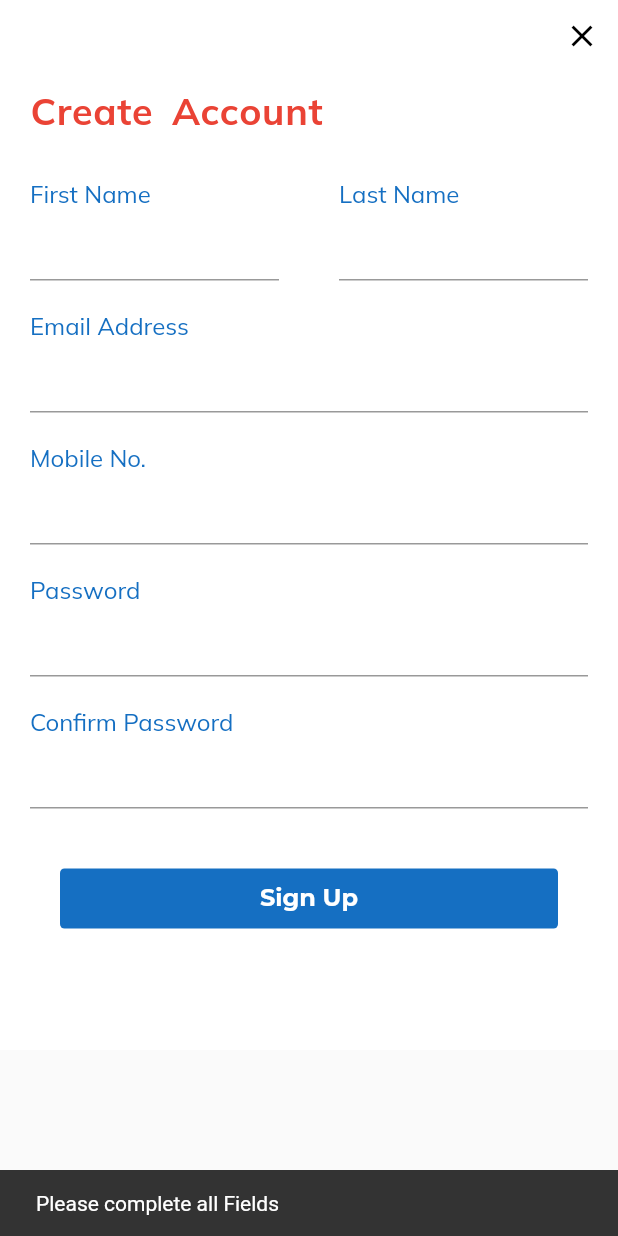
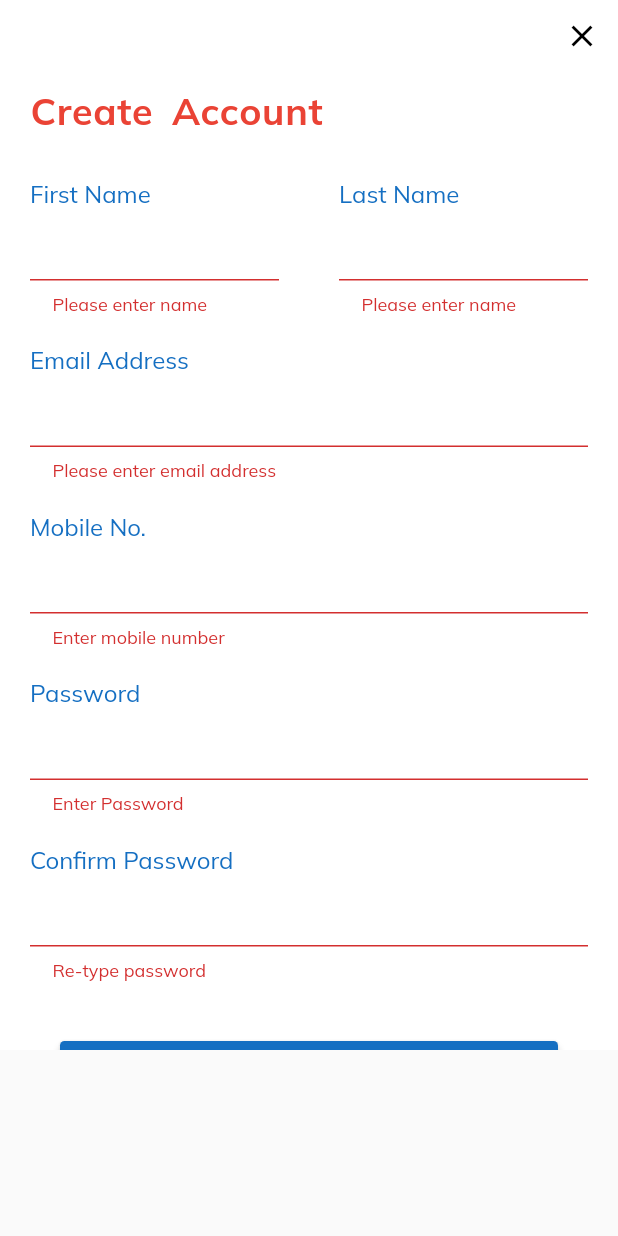
Before and after one commit to Ashutosh101010/revue_web, a Flutter app: the SignUp widget shown alone on an empty page, opened directly, after a tap on "Sign Up", on a phone screen of 412 x 824 dp. Run offline on Flutter 3.47's test engine with Material 2 defaults, Android fonts, the phone set to English and light mode, and no system bars; our stand-ins replace auto_size_text, flutter_swiper, font_awesome_flutter, geolocator, getwidget, google_fonts and 6 more; missing offline and left inert: clipboard, dart:html, dart:js, flutter_animated_dialog, flutter_facebook_auth, hovering and 3 more; accounts and stored records are empty; network calls fail.

```diff
--- a/lib/SignUp.dart
+++ b/lib/SignUp.dart
@@ -1,5 +1,6 @@
 import 'package:flutter/cupertino.dart';
 import 'package:flutter/material.dart';
+import 'package:flutter/services.dart';
 import 'package:webrevue/constants/loading_dialog.dart';
 import 'package:webrevue/model/UserModal.dart';
 import 'package:webrevue/service/Webservice.dart';
@@ -22,7 +23,15 @@ class SignUpState extends State<SignUp> {
   TextEditingController firstNameController = new TextEditingController();
   TextEditingController lastNameController = new TextEditingController();
   TextEditingController mobileNumberController = new TextEditingController();
+  bool emailValidate = false;
+  bool passwordValidate = false;
 
+  bool confirmPasswordValidate = false;
+  bool firstNameValidate = false;
+
+  bool lastNameValidate = false;
+
+  bool mobileNumberValidate = false;
 
 
 
@@ -35,7 +44,7 @@ class SignUpState extends State<SignUp> {
         height: 700,
         width: 420,     color: Colors.white,
         child: ListView(
-          shrinkWrap: true,physics: NeverScrollableScrollPhysics(),
+          shrinkWrap: true,physics: AlwaysScrollableScrollPhysics(),
          children: [
             // Create Account
             Align(alignment: Alignment.topRight,child: IconButton(
@@ -80,7 +89,9 @@ class SignUpState extends State<SignUp> {
                             textInputAction: TextInputAction.next,
                             keyboardType: TextInputType.name,
                             controller: firstNameController,
+                            inputFormatters: [WhitelistingTextInputFormatter(RegExp("[A-Z]"))],
                             decoration: InputDecoration(
+                              errorText: firstNameValidate?'Please enter name':null,
                                 contentPadding: EdgeInsets.only(left: 15),
                                 labelStyle: TextStyle(
                                   color: Colors.black,
@@ -122,6 +133,9 @@ class SignUpState extends State<SignUp> {
                             keyboardType: TextInputType.name,
                             controller: lastNameController,
                             decoration: InputDecoration(
+
+                                errorText: lastNameValidate?'Please enter name':null,
+
                                 contentPadding: EdgeInsets.only(left: 15),
                                 labelStyle: TextStyle(
                                   color: Colors.black,
@@ -152,11 +166,17 @@ class SignUpState extends State<SignUp> {
                           fontStyle: FontStyle.normal,
                           fontSize: 16.0),
                       textAlign: TextAlign.left),
-                  TextField(
+                  TextFormField(
                     textInputAction: TextInputAction.next,
                     keyboardType: TextInputType.emailAddress,
                     controller: emailController,
+                    autovalidateMode: AutovalidateMode.onUserInteraction,
+
+                    validator: (input) => validateEmail(input) ? null : "Check your email",
                     decoration: InputDecoration(
+
+                        errorText: emailValidate?'Please enter email address':null,
+
                         contentPadding: EdgeInsets.only(left: 15),
                         labelStyle: TextStyle(
                           color: Colors.black,
@@ -187,6 +207,9 @@ class SignUpState extends State<SignUp> {
                     keyboardType: TextInputType.phone,
                     controller: mobileNumberController,
                     decoration: InputDecoration(
+
+                        errorText: mobileNumberValidate?'Enter mobile number':null,
+
                         contentPadding: EdgeInsets.only(left: 15),
                         labelStyle: TextStyle(
                           color: Colors.black,
@@ -219,6 +242,9 @@ class SignUpState extends State<SignUp> {
                     controller: passwordController,
                     keyboardType: TextInputType.visiblePassword,
                     decoration: InputDecoration(
+
+                        errorText: passwordValidate?'Enter Password':null,
+
                         contentPadding: EdgeInsets.only(left: 15),
                         labelStyle: TextStyle(
                           color: Colors.black,
@@ -249,12 +275,17 @@ class SignUpState extends State<SignUp> {
                           fontStyle: FontStyle.normal,
                           fontSize: 16.0),
                       textAlign: TextAlign.left),
-                  TextField(
+                  TextFormField(
                     textInputAction: TextInputAction.next,
                     obscureText: true,
                     controller: confirmPasswordController,
                     keyboardType: TextInputType.visiblePassword,
+                    // validator: (_) => confirmPasswordValidate ? 'Enter password' : null,
                     decoration: InputDecoration(
+                        errorText: confirmPasswordValidate?'Re-type password':null,
+                        // errorBorder: OutlineInputBorder(
+                        //   borderSide: BorderSide(color: Colors.red),
+                        // ),
                         contentPadding: EdgeInsets.only(left: 15),
                         labelStyle: TextStyle(
                           color: Colors.black,
@@ -272,28 +303,33 @@ class SignUpState extends State<SignUp> {
             Container(
                 width: 300,height: 40,
                 margin: EdgeInsets.only(left: 40, right: 40, top: 40,bottom: 40),
-                child: FlatButton(
+                child: MaterialButton(
                   shape: RoundedRectangleBorder(
                       borderRadius: BorderRadius.circular(3)),
                   color: ColorClass.blueColor,
                   hoverColor: Colors.blue.shade900,
                   onPressed: (){
+                    validateTextField();
+
                     if(firstNameController.text.isNotEmpty
                         &&lastNameController.text.isNotEmpty
                         &&mobileNumberController.text.isNotEmpty
                     &&passwordController.text.isNotEmpty&&passwordController.text.isNotEmpty
                     &&emailController.text.isNotEmpty){
 
+
+
                       if(passwordController.text==confirmPasswordController.text){
                         signUpRequest();
                       }else{
-                        Scaffold.of(context).showSnackBar(SnackBar(content: Text("Enter Same Password")));
+                        displayAlertDialog(context,title: "Create Account",content: "Enter Same Password");
                       }
 
-                    }else{
-                      Scaffold.of(context).showSnackBar(SnackBar(content: Text("Please complete all Fields")));
-
                     }
+                    // else{
+                    //   displayAlertDialog(context,title: "Create Account",content: "Please complete all Fields");
+                    //
+                    // }
 
 
 
@@ -313,6 +349,46 @@ class SignUpState extends State<SignUp> {
         ),
       ),
     );
+  }
+
+
+  validateTextField(){
+    if(emailController.text.isEmpty){
+      setState(() {
+        emailValidate= true;
+      });
+    }
+    if(passwordController.text.isEmpty)
+    {
+      setState(() {
+        passwordValidate = true;
+      });
+    }
+    if(confirmPasswordController.text.isEmpty)
+    {
+      setState(() {
+        confirmPasswordValidate = true;
+      });
+    }
+    if(firstNameController.text.isEmpty)
+    {
+      setState(() {
+        firstNameValidate = true;
+      });
+    }
+    if(lastNameController.text.isEmpty)
+    {
+      setState(() {
+        lastNameValidate = true;
+      });
+    }
+
+    if(mobileNumberController.text.isEmpty)
+    {
+      setState(() {
+        mobileNumberValidate = true;
+      });
+    }
   }
 
 
@@ -340,4 +416,14 @@ class SignUpState extends State<SignUp> {
     }
 
   }
+
+
+
+  bool validateEmail(String email){
+    bool emailValid = RegExp(r"^[a-zA-Z0-9.a-zA-Z0-9.!#$%&'*+-/=?^_`{|}~]+@[a-zA-Z0-9]+\.[a-zA-Z]+")
+        .hasMatch(email);
+
+    return emailValid;
+  }
+
 }
```
